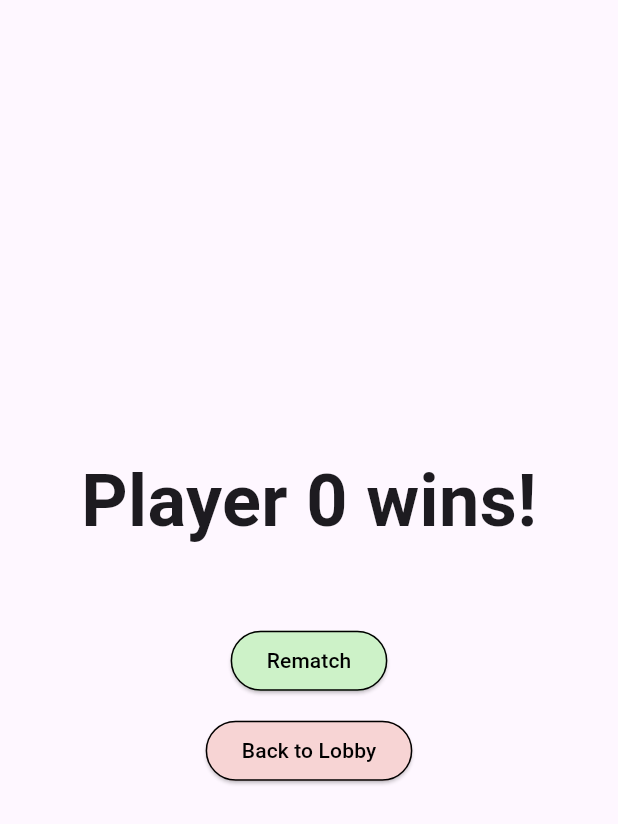
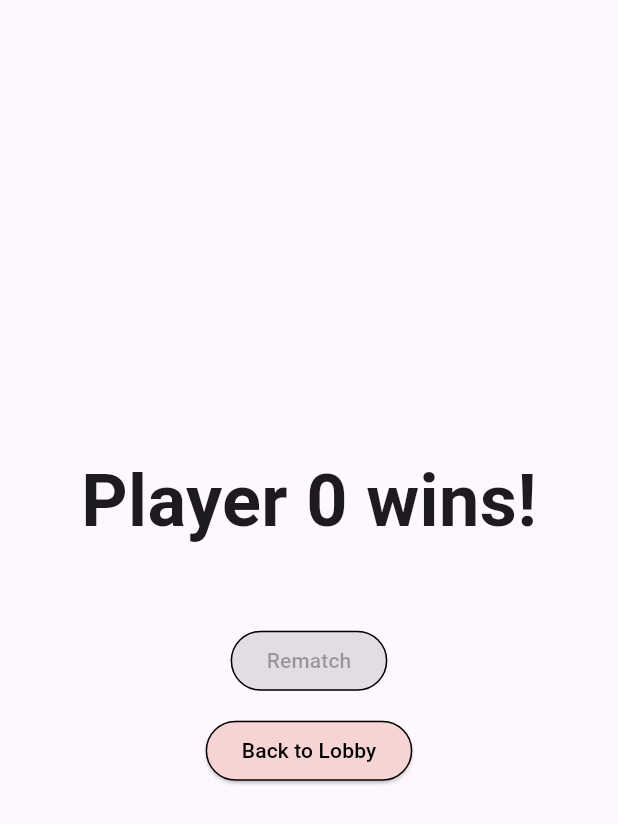
Before and after one commit to tht1prsn/battle_boats, a Flutter app: the EndScreen screen opened directly with empty values, on a phone screen of 412 x 824 dp. Shown: the top 824 px of the screen. Run offline on Flutter 3.47's test engine with Material 3 defaults, Android fonts, the phone set to English and light mode, and no system bars; our stand-ins replace cloud_firestore, firebase_auth, firebase_core, google_fonts; accounts and stored records are empty; network calls fail.

Commit message:
fix rematch button

```diff
--- a/battle_boats/lib/screens/end_screen.dart
+++ b/battle_boats/lib/screens/end_screen.dart
@@ -2,11 +2,30 @@ import 'package:flutter/material.dart';
 import 'package:google_fonts/google_fonts.dart';
 
 // the screen to show which player wins
-class EndScreen extends StatelessWidget {
-  const EndScreen({super.key, required this.winPlayerNum});
+class EndScreen extends StatefulWidget {
+  const EndScreen({super.key, required this.winPlayerNum, this.onRematch});
 
-  // we want the lobby creator to be P1 and the joiner P2
+  // we want the lobby creator to be P1 and the joiner P2 (null means a draw)
   final int? winPlayerNum;
+
+  // called when Rematch is tapped. Returns true if the request went through.
+  // null means no rematch is available, so the button stays disabled.
+  final Future<bool> Function()? onRematch;
+
+  @override
+  State<EndScreen> createState() => _EndScreenState();
+}
+
+class _EndScreenState extends State<EndScreen> {
+  // true once we have asked for a rematch and are waiting on the other player
+  bool _requested = false;
+
+  Future<void> _rematch() async {
+    final ok = await widget.onRematch!();
+    // if the other player asked first, the game resets and this screen closes
+    // before we get here, so check it is still on screen
+    if (ok && mounted) setState(() => _requested = true);
+  }
 
   @override
   Widget build(BuildContext context) {
@@ -17,14 +36,15 @@ class EndScreen extends StatelessWidget {
           children: [
             // displays winner with fancy font
             Text(
-              winPlayerNum == null ? 'Draw!' : 'Player $winPlayerNum wins!',
+              widget.winPlayerNum == null
+                  ? 'Draw!'
+                  : 'Player ${widget.winPlayerNum} wins!',
               style: GoogleFonts.blackOpsOne(
                 fontSize: 48,
                 fontWeight: FontWeight.bold,
               ),
             ),
             const SizedBox(height: 48),
-            // WIP rematch button for later
             ElevatedButton(
               style: ElevatedButton.styleFrom(
                 // green to match wireframe
@@ -33,10 +53,10 @@ class EndScreen extends StatelessWidget {
                 side: const BorderSide(color: Colors.black),
                 shape: const StadiumBorder(),
               ),
-              onPressed: () {
-                // still have to make the re queue stuff, do later
-              },
-              child: const Text('Rematch'),
+              // disabled once we've asked, or if there is no rematch callback
+              onPressed:
+                  (_requested || widget.onRematch == null) ? null : _rematch,
+              child: Text(_requested ? 'Waiting for opponent...' : 'Rematch'),
             ),
             const SizedBox(height: 12),
             ElevatedButton(
@@ -47,12 +67,9 @@ class EndScreen extends StatelessWidget {
                 side: const BorderSide(color: Colors.black),
                 shape: const StadiumBorder(),
               ),
-              // https://api.flutter.dev/flutter/widgets/Navigator/popUntil.html
               // pop until instead of pushNamed to not create a new instance of the start screen
               // pop until brings to first, which would be start_screen when finished
               onPressed: () {
-                // print to make sure navigator works
-                // debugPrint('Back to Lobby tapped');
                 Navigator.popUntil(context, (route) => route.isFirst);
               },
               child: const Text('Back to Lobby'),
```
Also changed, not shown: battle_boats/lib/screens/game_screen.dart (+31 -14 lines).
